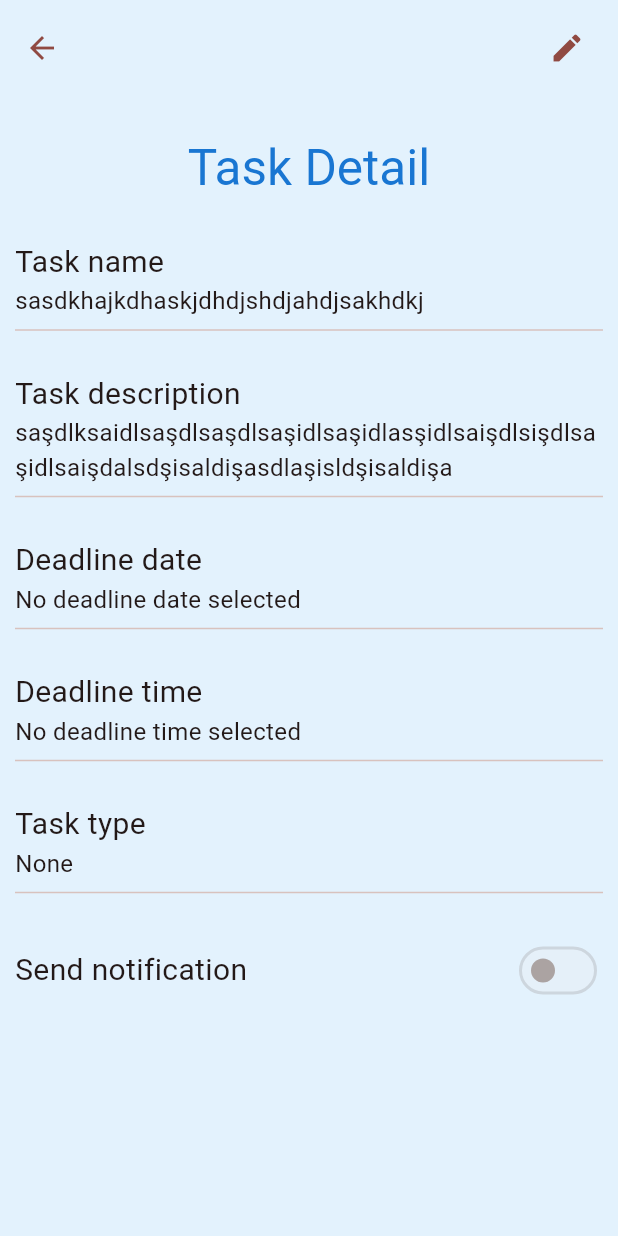
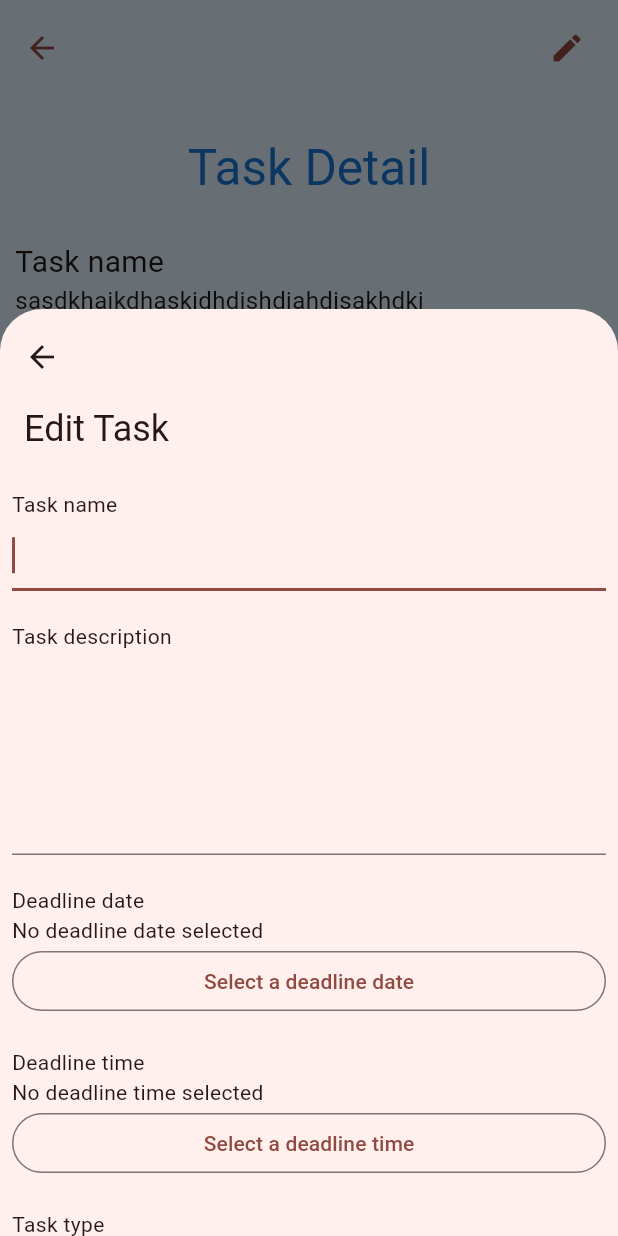
Before and after one commit to aliosmansahin/flutter-todolist, a Flutter app: the TaskDetail screen opened directly, after a tap on the "edit" icon, on a phone screen of 412 x 824 dp. Run offline on Flutter 3.47's test engine with Material 3 defaults, Android fonts, the phone set to English and light mode, and no system bars.

Commit message:
addtask bottom sheet will edit or add task depends on the parameter willEdit(only design)
Signed-off-by: aliosmansahin <aliosmsahin01@gmail.com>

```diff
--- a/lib/addtask.dart
+++ b/lib/addedittask.dart
@@ -8,14 +8,15 @@ Created by Ali Osman ŞAHİN on 09/03/2025
 
 part of 'main.dart';
 
-class AddTask extends StatefulWidget {
-  const AddTask({super.key});
+class AddEditTask extends StatefulWidget {
+  final bool willEdit;
+  const AddEditTask({super.key, this.willEdit = false});
 
   @override
-  State<AddTask> createState() => _AddTaskState();
+  State<AddEditTask> createState() => _AddEditTaskState();
 }
 
-class _AddTaskState extends State<AddTask> {
+class _AddEditTaskState extends State<AddEditTask> {
   @override
   Widget build(BuildContext context) {
     return DraggableScrollableSheet(
@@ -28,14 +29,8 @@ class _AddTaskState extends State<AddTask> {
           controller: scrollController,
           physics: BouncingScrollPhysics(),
           slivers: [
-            /*SliverList.builder(
-              itemCount: 25,
-              itemBuilder: (BuildContext context, int index) {
-                return ListTile(title: Text('Item $index'));
-              },
-            ),*/
             SliverAppBar.medium(
-              title: Text("New Task"),
+              title: Text(widget.willEdit ? "Edit Task" : "New Task"),
               backgroundColor: Colors.transparent,
             ),
             SliverPadding(
@@ -93,9 +88,10 @@ class _AddTaskState extends State<AddTask> {
                       onPressed: () {
                         Navigator.pop(context);
                       },
-                      child: Text("Add Task"),
+                      child: Text(widget.willEdit ? "Edit Task" : "Add Task"),
                     ),
                   ),
+                  Padding(padding: EdgeInsetsGeometry.only(top: 20)),
                 ]),
               ),
             ),
--- a/lib/main.dart
+++ b/lib/main.dart
@@ -14,7 +14,7 @@ Other Widget files
 */
 part 'mainpage.dart';
 part 'taskcard.dart';
-part 'addtask.dart';
+part 'addedittask.dart';
 part 'taskdetail.dart';
 
 void main() {
--- a/lib/mainpage.dart
+++ b/lib/mainpage.dart
@@ -67,7 +67,7 @@ class _MainPageState extends State<MainPage> {
             isScrollControlled: true,
             context: context,
             builder: (bottomSheetContext) {
-              return AddTask();
+              return AddEditTask();
             },
           );
         },
--- a/lib/taskdetail.dart
+++ b/lib/taskdetail.dart
@@ -44,7 +44,15 @@ class _TaskDetailState extends State<TaskDetail> {
                 padding: const EdgeInsets.only(right: 10),
                 child: IconButton(
                   padding: EdgeInsets.all(10),
-                  onPressed: () {},
+                  onPressed: () {
+                    showModalBottomSheet(
+                      isScrollControlled: true,
+                      context: context,
+                      builder: (bottomSheetContext) {
+                        return AddEditTask(willEdit: true);
+                      },
+                    );
+                  },
                   icon: Icon(Icons.edit),
                 ),
               ),
```
